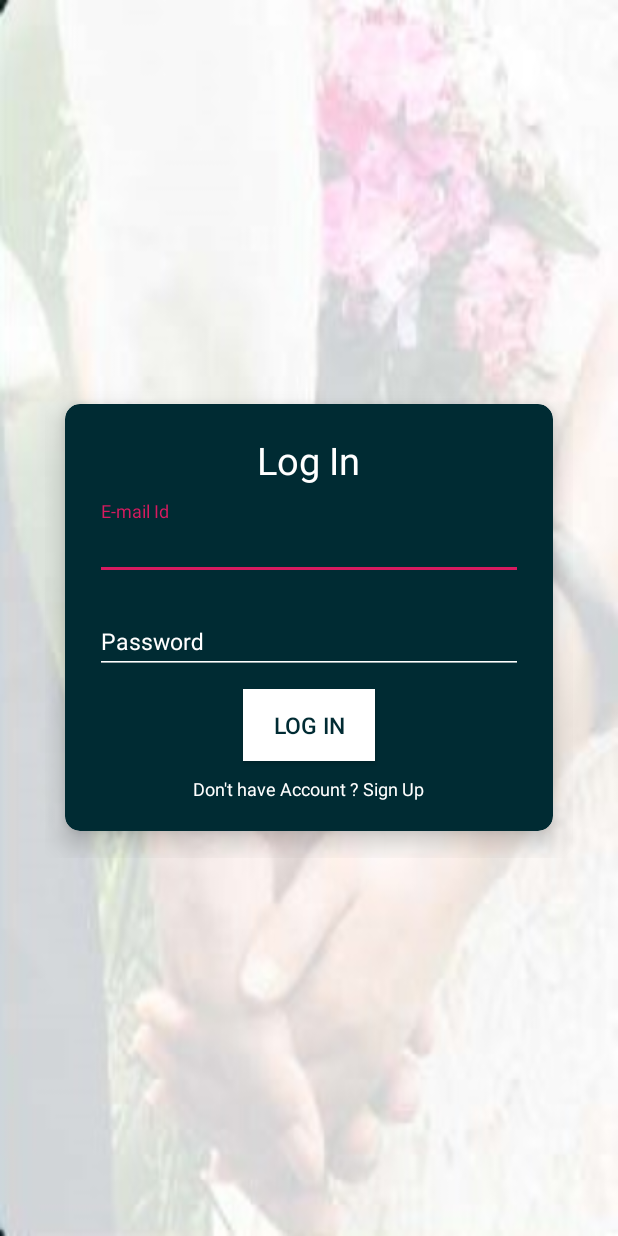
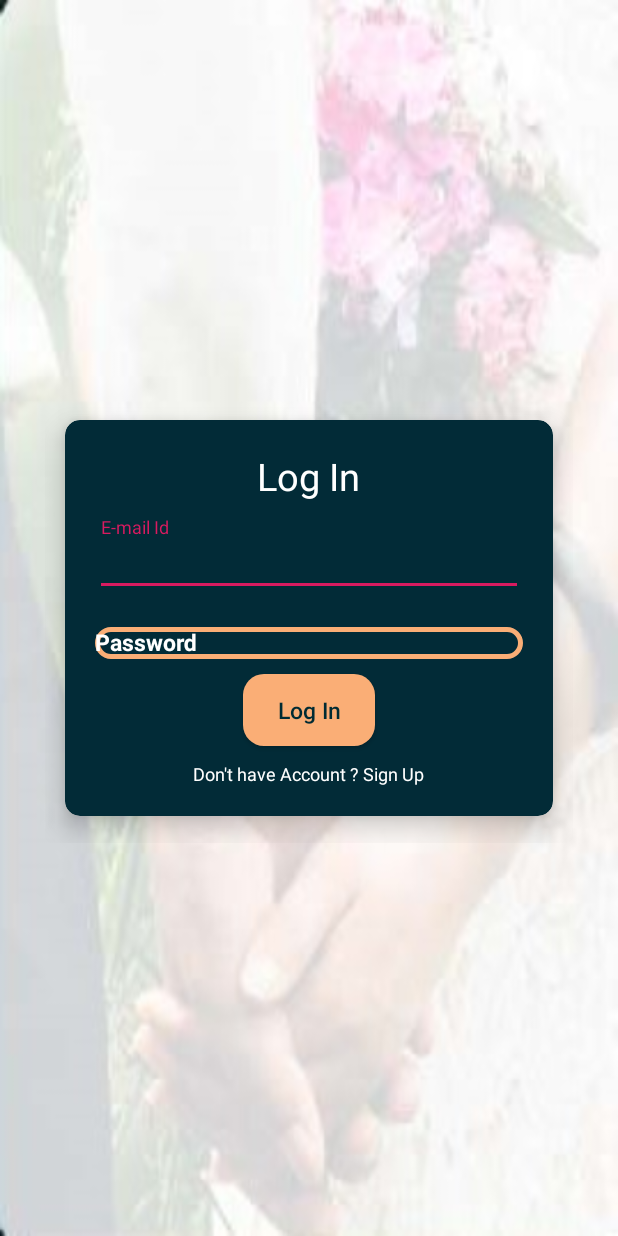
Before and after one commit to arjoshi50/Mamori, an Android app: the screen it shows after launch (LoginActivity), on a phone screen of 412 x 824 dp. Run offline under Robolectric (Android 15) with nearby library versions, the phone set to English and light mode, and no system bars.

Commit message:
second commit added button background and input design files sum changes in login.xml

```diff
--- /dev/null
+++ b/app/src/main/res/drawable/button_background.xml
@@ -0,0 +1,14 @@
+<?xml version="1.0" encoding="utf-8"?>
+<shape xmlns:android="http://schemas.android.com/apk/res/android">
+
+    <solid
+        android:color="@color/orange_Tan"
+        >
+    </solid>
+
+    <corners
+        android:radius="14dp"
+        >
+    </corners>
+
+</shape>
--- /dev/null
+++ b/app/src/main/res/drawable/input_design.xml
@@ -0,0 +1,15 @@
+<?xml version="1.0" encoding="utf-8"?>
+<shape xmlns:android="http://schemas.android.com/apk/res/android">
+
+
+    <stroke
+        android:color="@color/orange_Tan"
+        android:width="3dp"
+        ></stroke>
+
+
+    <corners
+        android:radius="14dp"
+        ></corners>
+
+</shape>
--- a/app/src/main/res/layout/activity_login.xml
+++ b/app/src/main/res/layout/activity_login.xml
@@ -22,7 +22,7 @@
                 android:layout_width="match_parent"
                 android:layout_height="wrap_content"
                 android:padding="15dp"
-                app:cardBackgroundColor="@color/colorBackground"
+                app:cardBackgroundColor="@color/green_Daintree"
                 app:cardCornerRadius="10dp"
                 app:cardElevation="10dp"
                 app:cardUseCompatPadding="true"
@@ -76,18 +76,22 @@
                             android:hint="@string/password"
                             android:textSize="15sp"
                             android:textColor="@color/white"
-                            android:backgroundTint="@color/white"/>
+                            android:background="@drawable/input_design"
+                            android:textColorHint="@color/colorPrimaryDark"
+                            android:textStyle="bold"
+                            />
                     </com.google.android.material.textfield.TextInputLayout>
 
                     <Button
                         android:layout_marginTop="10dp"
                         android:layout_width="wrap_content"
                         android:layout_height="wrap_content"
-                        android:background="@color/white"
                         android:padding="10dp"
                         android:textSize="15sp"
                         android:text="@string/login_text"
                         android:textColor="@color/colorBackground"
+                        android:background="@drawable/button_background"
+                        android:textAllCaps="false"
                         android:layout_gravity="center_horizontal"/>
 
                     <TextView
--- a/app/src/main/res/values/colors.xml
+++ b/app/src/main/res/values/colors.xml
@@ -5,4 +5,8 @@
     <color name="colorAccent">#D81B60</color>
     <color name="white">#ffffff</color>
     <color name="colorBackground">#002B33</color>
+    <!-- Custom color for project-->
+
+    <color name="orange_Tan">#FAAE76</color>
+    <color name="green_Daintree">#022B37</color>
 </resources>
```
